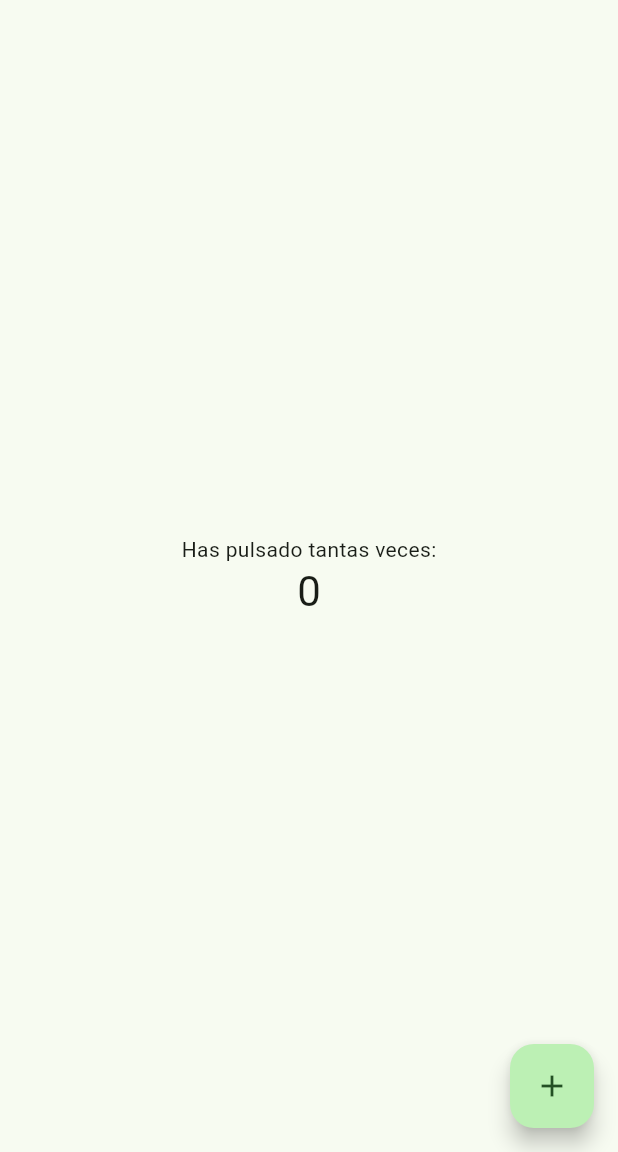
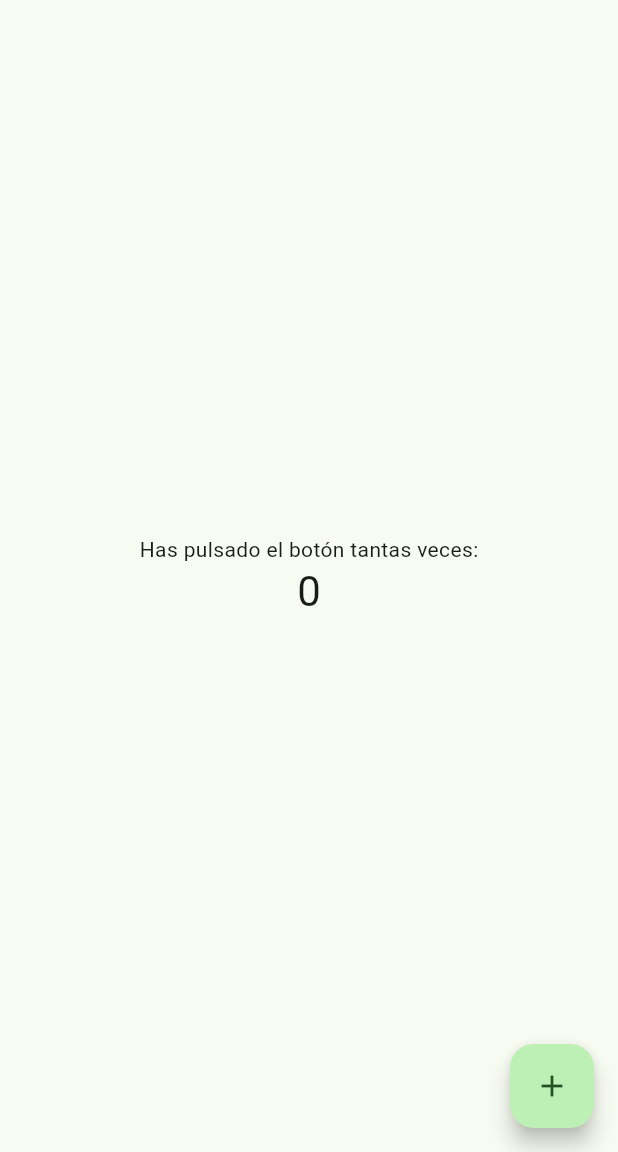
Before and after one commit to Jeremylazm/AttendanceRCU, a Flutter app: the screen it shows after launch, on a phone screen of 412 x 824 dp, the part 84-1236 px from its top. Run offline on Flutter 3.47's test engine with Material 2 defaults, Android fonts, the phone set to English and light mode, and no system bars.

Commit message:
Update main.dart

```diff
--- a/rcu-assistant/rcu_assistant/lib/main.dart
+++ b/rcu-assistant/rcu_assistant/lib/main.dart
@@ -106,7 +106,7 @@ class _MyHomePageState extends State<MyHomePage> {
           mainAxisAlignment: MainAxisAlignment.center,
           children: <Widget>[
             const Text(
-              'Has pulsado tantas veces:',
+              'Has pulsado el botón tantas veces:',
             ),
             Text(
               '$_counter',
```
